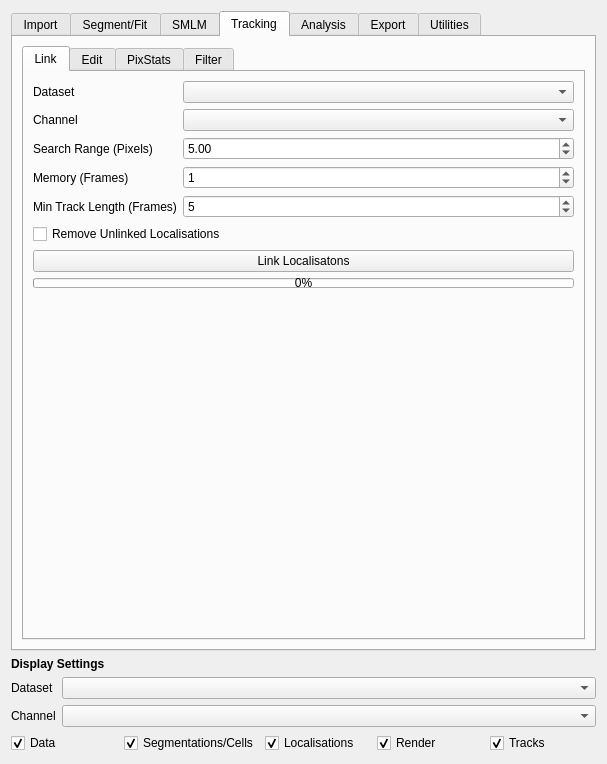
Before: the Qt Designer form src/moltrack/GUI/widget_ui.ui in piedrro/napari-moltrack, drawn with Qt 5.
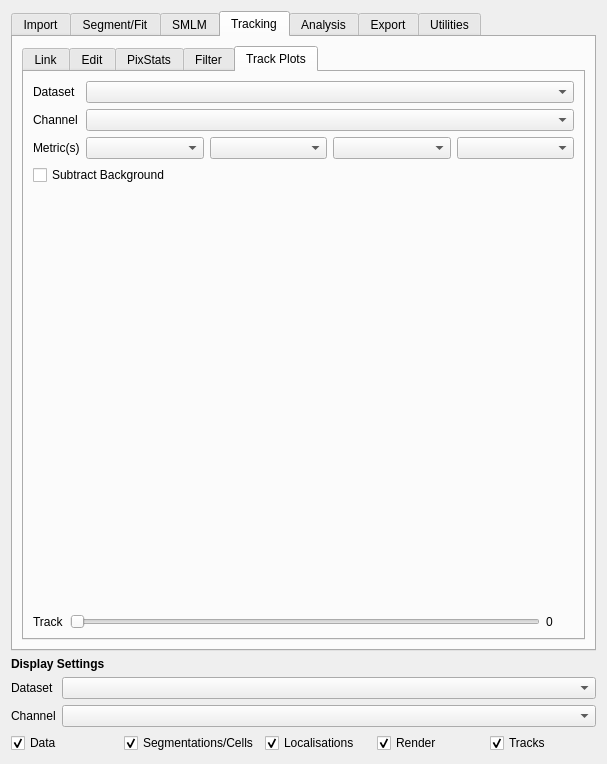
After: the same form once the commit is applied. The open tabs and pages were chosen to show the change.

Patch:
```diff
--- a/src/moltrack/GUI/widget_ui.ui
+++ b/src/moltrack/GUI/widget_ui.ui
@@ -3397,6 +3397,108 @@
            </item>
           </layout>
          </widget>
+         <widget class="QWidget" name="tab_28">
+          <attribute name="title">
+           <string>Track Plots</string>
+          </attribute>
+          <layout class="QVBoxLayout" name="verticalLayout_29">
+           <item>
+            <layout class="QFormLayout" name="formLayout_36">
+             <item row="0" column="0">
+              <widget class="QLabel" name="picasso_filter_dataset_label_7">
+               <property name="text">
+                <string>Dataset</string>
+               </property>
+              </widget>
+             </item>
+             <item row="0" column="1">
+              <widget class="QComboBox" name="trackplot_dataset"/>
+             </item>
+             <item row="1" column="0">
+              <widget class="QLabel" name="picasso_filter_dataset_label_8">
+               <property name="text">
+                <string>Channel</string>
+               </property>
+              </widget>
+             </item>
+             <item row="1" column="1">
+              <widget class="QComboBox" name="trackplot_channel"/>
+             </item>
+             <item row="2" column="0">
+              <widget class="QLabel" name="label_140">
+               <property name="text">
+                <string>Metric(s)</string>
+               </property>
+              </widget>
+             </item>
+             <item row="2" column="1">
+              <layout class="QGridLayout" name="gridLayout_15">
+               <item row="0" column="0">
+                <widget class="QComboBox" name="trackplot_metric1"/>
+               </item>
+               <item row="0" column="1">
+                <widget class="QComboBox" name="trackplot_metric2"/>
+               </item>
+               <item row="0" column="2">
+                <widget class="QComboBox" name="trackplot_metric3"/>
+               </item>
+               <item row="0" column="3">
+                <widget class="QComboBox" name="trackplot_metric4"/>
+               </item>
+              </layout>
+             </item>
+            </layout>
+           </item>
+           <item>
+            <widget class="QCheckBox" name="trackplot_subtrack_background">
+             <property name="text">
+              <string>Subtract Background</string>
+             </property>
+            </widget>
+           </item>
+           <item>
+            <widget class="QWidget" name="trackplot_graph_container" native="true">
+             <property name="sizePolicy">
+              <sizepolicy hsizetype="Preferred" vsizetype="Expanding">
+               <horstretch>0</horstretch>
+               <verstretch>0</verstretch>
+              </sizepolicy>
+             </property>
+            </widget>
+           </item>
+           <item>
+            <layout class="QGridLayout" name="gridLayout_13">
+             <item row="0" column="1">
+              <widget class="QSlider" name="trackplot_slider">
+               <property name="orientation">
+                <enum>Qt::Horizontal</enum>
+               </property>
+              </widget>
+             </item>
+             <item row="0" column="0">
+              <widget class="QLabel" name="label_57">
+               <property name="text">
+                <string>Track</string>
+               </property>
+              </widget>
+             </item>
+             <item row="0" column="2">
+              <widget class="QLabel" name="trackplot_slider_label">
+               <property name="minimumSize">
+                <size>
+                 <width>28</width>
+                 <height>0</height>
+                </size>
+               </property>
+               <property name="text">
+                <string>0</string>
+               </property>
+              </widget>
+             </item>
+            </layout>
+           </item>
+          </layout>
+         </widget>
         </widget>
        </item>
       </layout>
```
Left out of the diff: 4 changed lines with no effect on the pictures.
